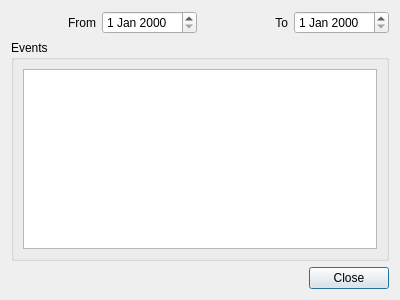
Before: the Qt Designer form client/src/ui/dialogs/event_log_dialog.ui in networkoptix/nx_open, drawn with Qt 5.
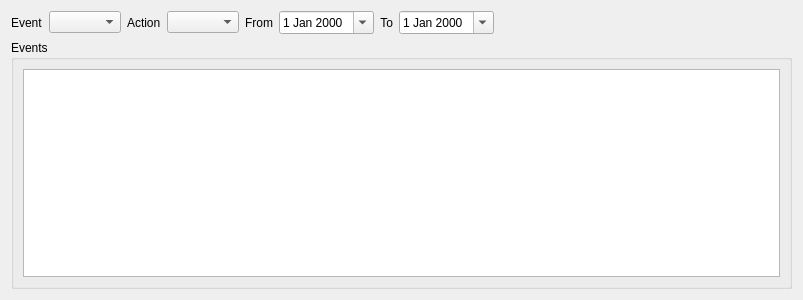
After: the same form once the commit is applied. Custom widgets are drawn as their Qt base class.

Commit message:
event log form
<==== Mercurial data ====>
Branch: events_db

Diff of the .ui file:
```diff
--- a/client/src/ui/dialogs/event_log_dialog.ui
+++ b/client/src/ui/dialogs/event_log_dialog.ui
@@ -6,7 +6,7 @@
    <rect>
     <x>0</x>
     <y>0</y>
-    <width>400</width>
+    <width>803</width>
     <height>300</height>
    </rect>
   </property>
@@ -16,6 +16,26 @@
   <layout class="QVBoxLayout" name="verticalLayout">
    <item>
     <layout class="QHBoxLayout" name="horizontalLayout">
+     <item>
+      <widget class="QLabel" name="EventText">
+       <property name="text">
+        <string>Event</string>
+       </property>
+      </widget>
+     </item>
+     <item>
+      <widget class="QComboBox" name="eventComboBox"/>
+     </item>
+     <item>
+      <widget class="QLabel" name="label_3">
+       <property name="text">
+        <string>Action</string>
+       </property>
+      </widget>
+     </item>
+     <item>
+      <widget class="QComboBox" name="actionComboBox"/>
+     </item>
      <item>
       <widget class="QLabel" name="label">
        <property name="text">
@@ -27,7 +47,11 @@
       </widget>
      </item>
      <item>
-      <widget class="QDateEdit" name="dateEdit"/>
+      <widget class="QDateEdit" name="dateEditFrom">
+       <property name="calendarPopup">
+        <bool>true</bool>
+       </property>
+      </widget>
      </item>
      <item>
       <widget class="QLabel" name="label_2">
@@ -40,7 +64,24 @@
       </widget>
      </item>
      <item>
-      <widget class="QDateEdit" name="dateEdit_2"/>
+      <widget class="QDateEdit" name="dateEditTo">
+       <property name="calendarPopup">
+        <bool>true</bool>
+       </property>
+      </widget>
+     </item>
+     <item>
+      <spacer name="horizontalSpacer">
+       <property name="orientation">
+        <enum>Qt::Horizontal</enum>
+       </property>
+       <property name="sizeHint" stdset="0">
+        <size>
+         <width>40</width>
+         <height>20</height>
+        </size>
+       </property>
+      </spacer>
      </item>
     </layout>
    </item>
@@ -51,36 +92,30 @@
      </property>
      <layout class="QVBoxLayout" name="verticalLayout_2">
       <item>
-       <widget class="QTreeView" name="gridEvents">
+       <widget class="QnTableView" name="gridEvents">
+        <property name="mouseTracking">
+         <bool>true</bool>
+        </property>
         <property name="editTriggers">
          <set>QAbstractItemView::NoEditTriggers</set>
         </property>
-        <property name="rootIsDecorated">
-         <bool>false</bool>
-        </property>
-        <property name="itemsExpandable">
-         <bool>false</bool>
-        </property>
-        <property name="sortingEnabled">
+        <attribute name="horizontalHeaderStretchLastSection">
          <bool>true</bool>
-        </property>
+        </attribute>
        </widget>
       </item>
      </layout>
     </widget>
    </item>
-   <item>
-    <widget class="QDialogButtonBox" name="buttonBox">
-     <property name="orientation">
-      <enum>Qt::Horizontal</enum>
-     </property>
-     <property name="standardButtons">
-      <set>QDialogButtonBox::Close</set>
-     </property>
-    </widget>
-   </item>
   </layout>
  </widget>
+ <customwidgets>
+  <customwidget>
+   <class>QnTableView</class>
+   <extends>QTableView</extends>
+   <header>ui/widgets/table_view.h</header>
+  </customwidget>
+ </customwidgets>
  <resources/>
  <connections>
   <connection>
```
Left out of the diff: 37 changed lines with no effect on the pictures. The commit also changes 19 other files.
